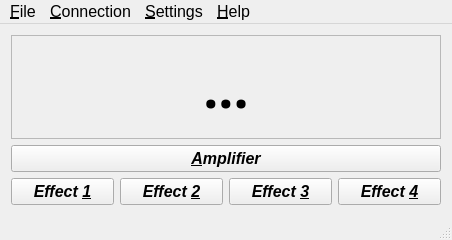
First picture: the form in src/ui/mainwindow.ui, repository zavorra/plug, before the edit.
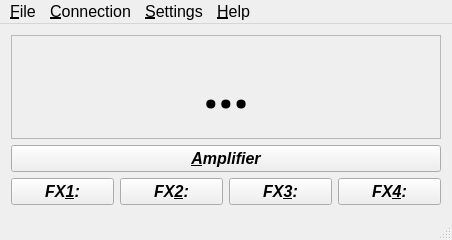
Second picture: the form after the edit.

Commit message: Colored effects and some tweak on the UI

Patch:
```diff
--- a/src/ui/mainwindow.ui
+++ b/src/ui/mainwindow.ui
@@ -143,7 +143,7 @@
            <string>This button opens window to set effect 1</string>
           </property>
           <property name="text">
-           <string>Effect &amp;1</string>
+           <string>FX&amp;1:</string>
           </property>
          </widget>
         </item>
@@ -176,7 +176,7 @@
            <string>This button opens window to set effect 2</string>
           </property>
           <property name="text">
-           <string>Effect &amp;2</string>
+           <string>FX&amp;2:</string>
           </property>
          </widget>
         </item>
@@ -209,7 +209,7 @@
            <string>This button opens window to set effect 3</string>
           </property>
           <property name="text">
-           <string>Effect &amp;3</string>
+           <string>FX&amp;3:</string>
           </property>
          </widget>
         </item>
@@ -242,7 +242,7 @@
            <string>This button opens window to set effect 4</string>
           </property>
           <property name="text">
-           <string>Effect &amp;4</string>
+           <string>FX&amp;4:</string>
           </property>
          </widget>
         </item>
```
The commit also changes 5 other files.
